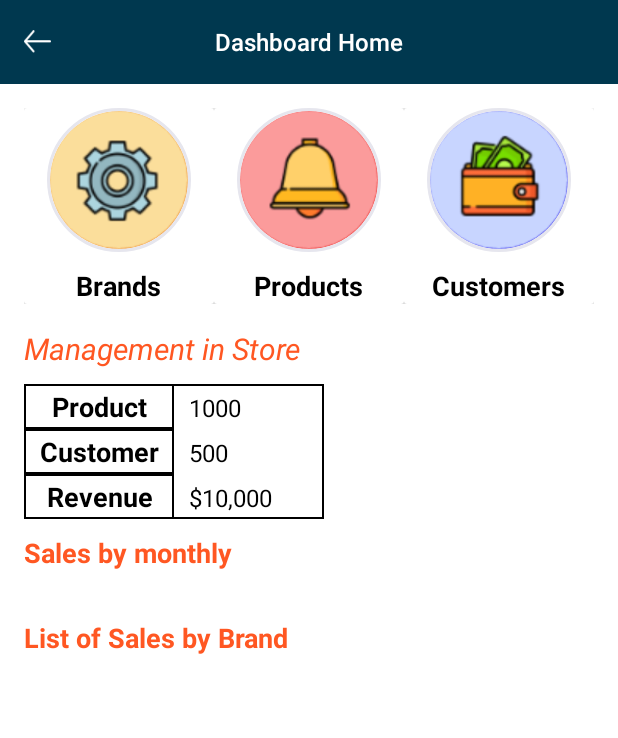
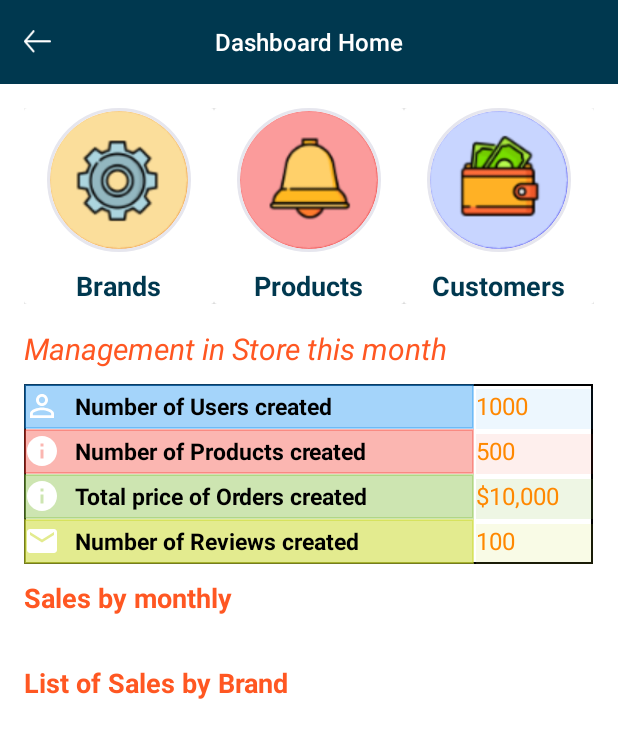
Before and after one commit to ProjectHK5-UTE/MobileEcommerce, an Android app: the AdminPanelHomeActivity screen opened directly, with no data from a screen before it, on a phone screen of 412 x 824 dp. Shown: the top 738 px of the screen. Run offline under Robolectric (Android 15) with nearby library versions, the phone set to English and light mode, and no system bars; our stand-ins replace CircleImageView; libraries missing offline, so code that uses them is left out: com.github.mikephil.charting; network calls fail.

Commit message:
Finish StatisticAPI in AdminDashboard

```diff
--- a/app/src/main/java/com/example/mobileecommerce/activity/AdminPanelHomeActivity.java
+++ b/app/src/main/java/com/example/mobileecommerce/activity/AdminPanelHomeActivity.java
@@ -1,6 +1,7 @@
 package com.example.mobileecommerce.activity;
 
 import androidx.appcompat.app.AppCompatActivity;
+import androidx.appcompat.app.WindowDecorActionBar;
 import androidx.recyclerview.widget.LinearLayoutManager;
 import androidx.recyclerview.widget.RecyclerView;
 
@@ -15,11 +16,15 @@ import com.example.mobileecommerce.R;
 import com.example.mobileecommerce.adapter.BarChartAdapter;
 import com.example.mobileecommerce.adapter.PieChartAdapter;
 import com.example.mobileecommerce.api.MonthlyBillAPI;
+import com.example.mobileecommerce.api.OrderByBrandAPI;
+import com.example.mobileecommerce.api.StatisticAPI;
 import com.example.mobileecommerce.retrofit.RetrofitClient;
 import com.github.mikephil.charting.data.BarEntry;
 import com.github.mikephil.charting.data.PieEntry;
 
 import java.util.ArrayList;
+import java.util.HashMap;
+import java.util.Iterator;
 import java.util.List;
 import java.util.Map;
 import java.util.TreeMap;
@@ -31,14 +36,17 @@ import retrofit2.Response;
 public class AdminPanelHomeActivity extends AppCompatActivity {
 
     ImageView brandImageView;
+    TextView reviewsQuantityTextView;
     TextView productsQuantityTextView;
     TextView customersQuantityTextView;
     TextView revenueQuantityTextView;
     TextView title;
+    List<Float> listStatistic;
     RecyclerView pieChart;
     RecyclerView barChart;
-    BarChartAdapter mAdapter;
+    StatisticAPI statisticAPI;
     MonthlyBillAPI monthlyBillAPI;
+    OrderByBrandAPI orderByBrandAPI;
 
     @Override
     protected void onCreate(Bundle savedInstanceState) {
@@ -51,7 +59,9 @@ public class AdminPanelHomeActivity extends AppCompatActivity {
         productsQuantityTextView = (TextView) findViewById(R.id.products_quantity_textview);
         customersQuantityTextView = (TextView) findViewById(R.id.customers_quantity_textview);
         revenueQuantityTextView = (TextView) findViewById(R.id.revenue_quantity_textview);
+        reviewsQuantityTextView = (TextView) findViewById(R.id.review_quantity_textview);
         title = (TextView) findViewById(R.id.title);
+        listStatistic = new ArrayList<Float>();
         pieChart = (RecyclerView) findViewById(R.id.pie_chart_recyclerview);
         barChart = (RecyclerView) findViewById(R.id.bar_chart_recyclerview);
 
@@ -64,29 +74,75 @@ public class AdminPanelHomeActivity extends AppCompatActivity {
             }
         });
 
-        // Thiết lập dữ liệu cứng cho các thành phần
-        this.productsQuantityTextView.setText("1000");
-        this.customersQuantityTextView.setText("500");
-        this.revenueQuantityTextView.setText("$10,000");
+        // Call API get Data cho số liệu thống kê
+        statisticAPI = RetrofitClient.getRetrofit().create(StatisticAPI.class);
+        Call<HashMap<String, Float>> call = statisticAPI.getStatistics();
+        call.enqueue(new Callback<HashMap<String, Float>>() {
+            @Override
+            public void onResponse(Call<HashMap<String, Float>> call, Response<HashMap<String, Float>> response) {
+                if(response.isSuccessful()){
+                    HashMap<String, Float> hashMap = response.body();
+                    List<Float> values = new ArrayList<>();
+                    Iterator<Map.Entry<String, Float>> it = hashMap.entrySet().iterator();
+                    while (it.hasNext()) {
+                        Map.Entry<String, Float> pair = (Map.Entry) it.next();
+                        float value = pair.getValue();
+                        values.add(new Float(value));
+                    }
+                    listStatistic.addAll(values);
+                    productsQuantityTextView.setText(String.valueOf(listStatistic.get(0)));
+                    customersQuantityTextView.setText(String.valueOf(listStatistic.get(1)));
+                    revenueQuantityTextView.setText('$'+String.valueOf(listStatistic.get(2)));
+                    reviewsQuantityTextView.setText(String.valueOf(listStatistic.get(3)));
+                }
+                else{
+                    int statusCode = response.code();
+                }
+            }
+            @Override
+            public void onFailure(Call<HashMap<String, Float>> call, Throwable t) {
 
-        // Thiết lập dữ liệu cứng cho biểu đồ tròn
-        List<PieEntry> pieEntries = new ArrayList<>();
-        pieEntries.add(new PieEntry(30f, "Brand 1"));
-        pieEntries.add(new PieEntry(40f, "Brand 2"));
-        pieEntries.add(new PieEntry(20f, "Brand 3"));
-        pieEntries.add(new PieEntry(10f, "Brand 4"));
-        PieChartAdapter pieChartAdapter = new PieChartAdapter(pieEntries);
-        pieChart.setAdapter(pieChartAdapter);
-        pieChart.setLayoutManager(new LinearLayoutManager(this));
+            }
+        });
+
+        // Call API get Data cho biểu đồ tròn
+        orderByBrandAPI = RetrofitClient.getRetrofit().create(OrderByBrandAPI.class);
+        Call<HashMap<String, Float>> call1 = orderByBrandAPI.getTotalPriceOfBrand();
+        call1.enqueue(new Callback<HashMap<String, Float>>() {
+            @Override
+            public void onResponse(Call<HashMap<String, Float>> call1, Response<HashMap<String, Float>> response) {
+                if(response.isSuccessful()){
+                    HashMap<String, Float> hashMap = response.body();
+                    List<PieEntry> entries = new ArrayList<>();
+                    Iterator it = hashMap.entrySet().iterator();
+                    while (it.hasNext()) {
+                        Map.Entry pair = (Map.Entry)it.next();
+                        String label = (String) pair.getKey();
+                        float value = (Float) pair.getValue();
+                        entries.add(new PieEntry(value, label));
+                    }
+                    PieChartAdapter barChartAdapter = new PieChartAdapter(entries);
+                    pieChart.setAdapter(barChartAdapter);
+                    pieChart.setLayoutManager(new LinearLayoutManager(AdminPanelHomeActivity.this));
+                }
+                else{
+                    int statusCode = response.code();
+                }
+            }
+            @Override
+            public void onFailure(Call<HashMap<String, Float>> call1, Throwable t) {
+
+            }
+        });
 
         // Call API get Data cho biểu đồ cột
         monthlyBillAPI = RetrofitClient.getRetrofit().create(MonthlyBillAPI.class);
-        Call<TreeMap<String, Float>> call = monthlyBillAPI.getBillInMonth();
-        call.enqueue(new Callback<TreeMap<String, Float>>() {
+        Call<TreeMap<String,Float>> call2 = monthlyBillAPI.getBillInMonth();
+        call2.enqueue(new Callback<TreeMap<String, Float>>() {
             @Override
-            public void onResponse(Call<TreeMap<String, Float>> call, Response<TreeMap<String, Float>> response) {
+            public void onResponse(Call<TreeMap<String, Float>> call2, Response<TreeMap<String, Float>> response) {
                 if(response.isSuccessful()){
-                    TreeMap<String, Float> treeMap = response.body();
+                    TreeMap<String,Float> treeMap = response.body();
                     List<BarEntry> entries = new ArrayList<>();
                     int index = -2;
                     for (Map.Entry<String, Float> entry : treeMap.entrySet()) {
@@ -104,7 +160,7 @@ public class AdminPanelHomeActivity extends AppCompatActivity {
                 }
             }
             @Override
-            public void onFailure(Call<TreeMap<String, Float>> call, Throwable t) {
+            public void onFailure(Call<TreeMap<String, Float>> call2, Throwable t) {
 
             }
         });
--- a/app/src/main/java/com/example/mobileecommerce/adapter/PieChartAdapter.java
+++ b/app/src/main/java/com/example/mobileecommerce/adapter/PieChartAdapter.java
@@ -39,7 +39,7 @@ public class PieChartAdapter extends RecyclerView.Adapter<PieChartAdapter.PieCha
         pieDataSet.setValueTextSize(12f);
 
         // Set colors for slices
-        pieDataSet.setColors(new int[] { Color.BLUE, Color.GREEN, Color.YELLOW, Color.RED });
+        pieDataSet.setColors(new int[] { Color.BLUE, Color.GREEN, Color.YELLOW, Color.RED, Color.GRAY});
 
         PieData pieData = new PieData(pieDataSet);
         holder.pieChart.setData(pieData);
--- /dev/null
+++ b/app/src/main/java/com/example/mobileecommerce/api/OrderByBrandAPI.java
@@ -0,0 +1,11 @@
+package com.example.mobileecommerce.api;
+
+import java.util.HashMap;
+
+import retrofit2.Call;
+import retrofit2.http.GET;
+
+public interface OrderByBrandAPI {
+    @GET("api/admin/dashboard/get-total-price-of-brand")
+    Call<HashMap<String, Float>> getTotalPriceOfBrand();
+}
--- /dev/null
+++ b/app/src/main/java/com/example/mobileecommerce/api/StatisticAPI.java
@@ -0,0 +1,11 @@
+package com.example.mobileecommerce.api;
+
+import java.util.HashMap;
+
+import retrofit2.Call;
+import retrofit2.http.GET;
+
+public interface StatisticAPI {
+    @GET("api/admin/dashboard/get-statistics")
+    Call<HashMap<String, Float>> getStatistics();
+}
--- a/app/src/main/java/com/example/mobileecommerce/retrofit/RetrofitClient.java
+++ b/app/src/main/java/com/example/mobileecommerce/retrofit/RetrofitClient.java
@@ -20,7 +20,7 @@ import retrofit2.converter.gson.GsonConverterFactory;
 public class RetrofitClient {
     private static Retrofit retrofit = null;
     static Gson gson = new GsonBuilder().setDateFormat("yyyy MM dd HH:mm:ss").create();
-    private static final String BASE_URL = "http://192.168.192.1:8080/";
+    private static final String BASE_URL = "http://192.168.11.104:8088/";
 
     static SharedPreferences pres;
 
--- a/app/src/main/java/com/example/mobileecommerce/retrofit/RetrofitForLogin.java
+++ b/app/src/main/java/com/example/mobileecommerce/retrofit/RetrofitForLogin.java
@@ -9,7 +9,7 @@ import retrofit2.converter.gson.GsonConverterFactory;
 public class RetrofitForLogin {
     private static Retrofit retrofit = null;
     static Gson gson = new GsonBuilder().setDateFormat("yyyy MM dd HH:mm:ss").create();
-    private static final String BASE_URL = "http://192.168.192.1:8080/";
+    private static final String BASE_URL = "http://192.168.11.104:8088/";
 
     public static Retrofit getRetrofitForLogin() {
         if(retrofit == null) {
--- a/app/src/main/res/layout/activity_admin_panel_home.xml
+++ b/app/src/main/res/layout/activity_admin_panel_home.xml
@@ -51,7 +51,7 @@
                             android:layout_height="wrap_content"
                             android:layout_marginTop="10dp"
                             android:text="Brands"
-                            android:textColor="@android:color/black"
+                            android:textColor="@color/red"
                             android:textSize="18sp"
                             android:textStyle="bold" />
 
@@ -84,7 +84,7 @@
                             android:layout_height="wrap_content"
                             android:layout_marginTop="10dp"
                             android:text="Products"
-                            android:textColor="@android:color/black"
+                            android:textColor="@color/red"
                             android:textSize="18sp"
                             android:textStyle="bold" />
 
@@ -117,7 +117,7 @@
                             android:layout_height="wrap_content"
                             android:layout_marginTop="10dp"
                             android:text="Customers"
-                            android:textColor="@android:color/black"
+                            android:textColor="@color/red"
                             android:textSize="18sp"
                             android:textStyle="bold" />
 
@@ -134,14 +134,14 @@
                 <TextView
                     android:layout_width="match_parent"
                     android:layout_height="wrap_content"
-                    android:text="Management in Store"
+                    android:text="Management in Store this month"
                     android:textColor="@color/colorAccent"
                     android:textSize="20dp"
                     android:textStyle="italic" />
             </LinearLayout>
 
             <TableLayout
-                android:layout_width="200dp"
+                android:layout_width="379dp"
                 android:layout_height="wrap_content"
                 android:background="@drawable/table_border">
 
@@ -150,12 +150,15 @@
                     android:layout_height="wrap_content">
 
                     <TextView
-                        android:layout_width="100dp"
+                        android:layout_width="300dp"
                         android:layout_height="30dp"
-                        android:text="Product"
-                        android:gravity="center"
+                        android:text="Number of Users created"
+                        android:gravity="center_vertical|left"
+                        android:drawableLeft="@drawable/ic_baseline_person_outline_24"
+                        android:backgroundTint="#682196F3"
+                        android:drawablePadding="10dp"
                         android:textColor="@android:color/black"
-                        android:textSize="18sp"
+                        android:textSize="15sp"
                         android:textStyle="bold"
                         android:background="@drawable/cell_border"/>
 
@@ -163,10 +166,11 @@
                         android:id="@+id/products_quantity_textview"
                         android:layout_width="100dp"
                         android:layout_height="30dp"
-                        android:layout_marginStart="10dp"
+                        android:layout_marginStart="1dp"
+                        android:background="#142196F3"
                         android:text="1000"
                         android:gravity="left"
-                        android:textColor="@android:color/black"
+                        android:textColor="@android:color/holo_orange_dark"
                         android:textSize="16sp" />
 
                 </TableRow>
@@ -176,12 +180,15 @@
                     android:layout_height="wrap_content">
 
                     <TextView
-                        android:layout_width="100dp"
+                        android:layout_width="300dp"
                         android:layout_height="30dp"
-                        android:text="Customer"
-                        android:gravity="center"
+                        android:text="Number of Products created"
+                        android:gravity="center_vertical|left"
+                        android:drawableLeft="@drawable/ic_baseline_info_24"
+                        android:backgroundTint="#63F44336"
+                        android:drawablePadding="10dp"
                         android:textColor="@android:color/black"
-                        android:textSize="18sp"
+                        android:textSize="15sp"
                         android:textStyle="bold"
                         android:background="@drawable/cell_border"/>
 
@@ -189,9 +196,10 @@
                         android:id="@+id/customers_quantity_textview"
                         android:layout_width="100dp"
                         android:layout_height="30dp"
-                        android:layout_marginStart="10dp"
+                        android:layout_marginStart="1dp"
+                        android:background="#16F44336"
                         android:text="500"
-                        android:textColor="@android:color/black"
+                        android:textColor="@android:color/holo_orange_dark"
                         android:textSize="16sp" />
 
                 </TableRow>
@@ -201,12 +209,15 @@
                     android:layout_height="wrap_content">
 
                     <TextView
-                        android:layout_width="100dp"
+                        android:layout_width="300dp"
                         android:layout_height="30dp"
-                        android:text="Revenue"
-                        android:gravity="center"
+                        android:text="Total price of Orders created"
+                        android:gravity="center_vertical|left"
+                        android:drawableLeft="@drawable/ic_baseline_info_24"
+                        android:backgroundTint="#6D8BC34A"
+                        android:drawablePadding="10dp"
                         android:textColor="@android:color/black"
-                        android:textSize="18sp"
+                        android:textSize="15sp"
                         android:textStyle="bold"
                         android:background="@drawable/cell_border"/>
 
@@ -214,9 +225,39 @@
                         android:id="@+id/revenue_quantity_textview"
                         android:layout_width="100dp"
                         android:layout_height="30dp"
-                        android:layout_marginStart="10dp"
+                        android:layout_marginStart="1dp"
+                        android:background="#258BC34A"
                         android:text="$10,000"
+                        android:textColor="@android:color/holo_orange_dark"
+                        android:textSize="16sp" />
+
+                </TableRow>
+
+                <TableRow
+                    android:layout_width="match_parent"
+                    android:layout_height="wrap_content">
+
+                    <TextView
+                        android:layout_width="300dp"
+                        android:layout_height="30dp"
+                        android:text="Number of Reviews created"
+                        android:gravity="center_vertical|left"
+                        android:drawableLeft="@drawable/ic_baseline_email_24"
+                        android:backgroundTint="#90CDDC39"
+                        android:drawablePadding="10dp"
                         android:textColor="@android:color/black"
+                        android:textSize="15sp"
+                        android:textStyle="bold"
+                        android:background="@drawable/cell_border"/>
+
+                    <TextView
+                        android:id="@+id/review_quantity_textview"
+                        android:layout_width="100dp"
+                        android:layout_height="30dp"
+                        android:layout_marginStart="1dp"
+                        android:background="#20CDDC39"
+                        android:text="100"
+                        android:textColor="@android:color/holo_orange_dark"
                         android:textSize="16sp" />
 
                 </TableRow>
```
